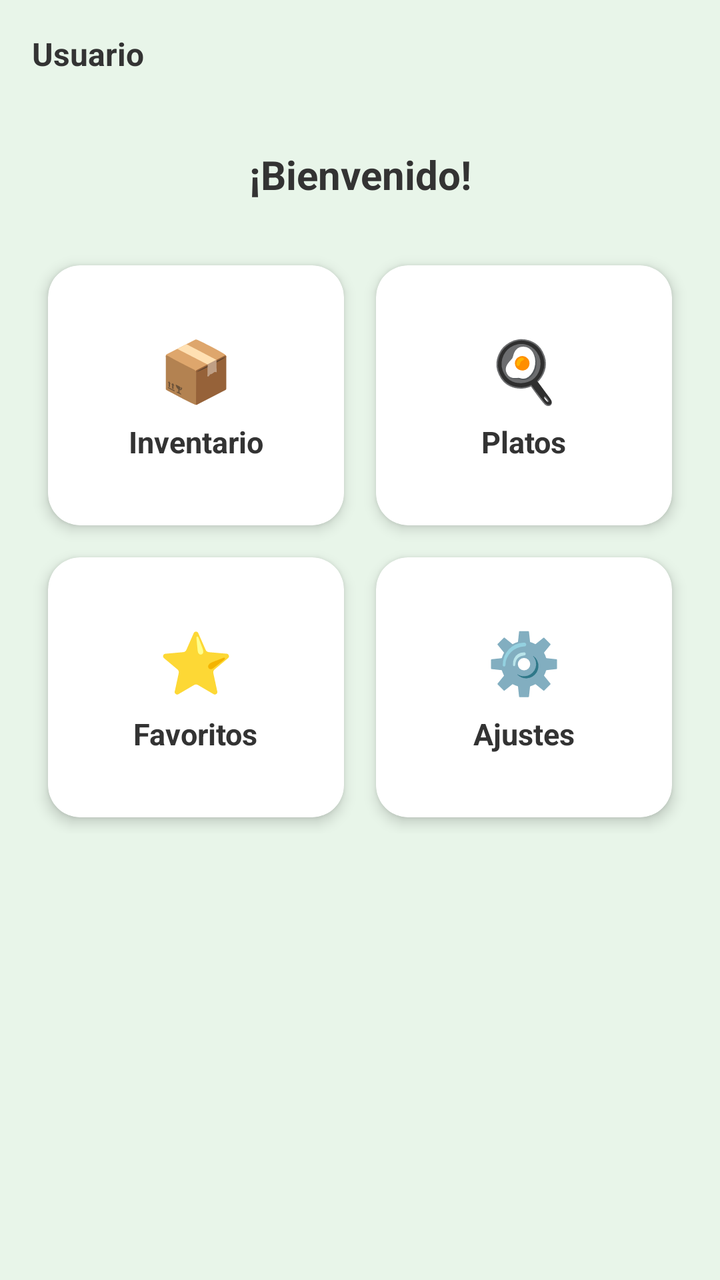
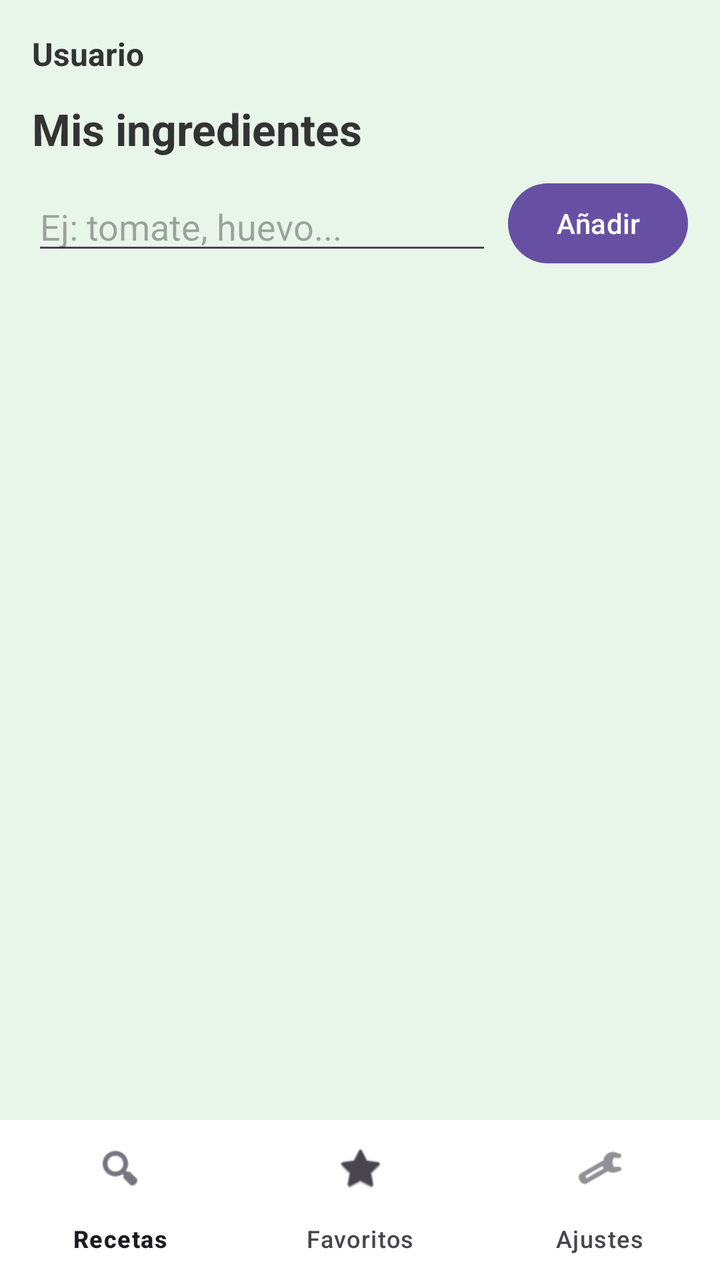

Screens rendered from an Android XML layout before and after an edit, with the pre-edit source and the edit as a unified diff.
<!-- AndroidManifest.xml: application theme Theme.Firebase_Angelma67 -->
<!-- res/layout/activity_main.xml -->
<?xml version="1.0" encoding="utf-8"?>
<androidx.constraintlayout.widget.ConstraintLayout xmlns:android="http://schemas.android.com/apk/res/android"
    xmlns:app="http://schemas.android.com/apk/res-auto"
    xmlns:tools="http://schemas.android.com/tools"
    android:id="@+id/main"
    android:layout_width="match_parent"
    android:layout_height="match_parent"
    android:background="#E8F5E9"
    android:padding="16dp"
    tools:context=".MainActivity">

    
    <TextView
        android:id="@+id/tvNombreUsuario"
        android:layout_width="wrap_content"
        android:layout_height="wrap_content"
        android:text="Usuario"
        android:textColor="#333333"
        android:textSize="16sp"
        android:textStyle="bold"
        app:layout_constraintStart_toStartOf="parent"
        app:layout_constraintTop_toTopOf="parent" />

    
    <TextView
        android:id="@+id/tvTitulo"
        android:layout_width="wrap_content"
        android:layout_height="wrap_content"
        android:layout_marginTop="36dp"
        android:text="¡Bienvenido!"
        android:textColor="#333333"
        android:textSize="20sp"
        android:textStyle="bold"
        app:layout_constraintEnd_toEndOf="parent"
        app:layout_constraintStart_toStartOf="parent"
        app:layout_constraintTop_toBottomOf="@id/tvNombreUsuario" />

    
    <GridLayout
        android:layout_width="0dp"
        android:layout_height="wrap_content"
        android:layout_marginTop="24dp"
        android:columnCount="2"
        android:rowCount="2"
        app:layout_constraintEnd_toEndOf="parent"
        app:layout_constraintStart_toStartOf="parent"
        app:layout_constraintTop_toBottomOf="@id/tvTitulo">

        
        <androidx.cardview.widget.CardView
            android:id="@+id/cardInventario"
            android:layout_width="0dp"
            android:layout_height="130dp"
            android:layout_rowWeight="1"
            android:layout_columnWeight="1"
            android:layout_margin="8dp"
            android:clickable="true"
            android:focusable="true"
            android:foreground="?attr/selectableItemBackground"
            app:cardCornerRadius="16dp"
            app:cardElevation="4dp">

            <LinearLayout
                android:layout_width="match_parent"
                android:layout_height="match_parent"
                android:gravity="center"
                android:orientation="vertical"
                android:padding="12dp">

                <TextView
                    android:layout_width="wrap_content"
                    android:layout_height="wrap_content"
                    android:text="📦"
                    android:textSize="30sp" />

                <TextView
                    android:layout_width="wrap_content"
                    android:layout_height="wrap_content"
                    android:layout_marginTop="6dp"
                    android:text="Inventario"
                    android:textColor="#333333"
                    android:textSize="15sp"
                    android:textStyle="bold" />
            </LinearLayout>
        </androidx.cardview.widget.CardView>

        
        <androidx.cardview.widget.CardView
            android:id="@+id/cardPlatos"
            android:layout_width="0dp"
            android:layout_height="130dp"
            android:layout_rowWeight="1"
            android:layout_columnWeight="1"
            android:layout_margin="8dp"
            android:clickable="true"
            android:focusable="true"
            android:foreground="?attr/selectableItemBackground"
            app:cardCornerRadius="16dp"
            app:cardElevation="4dp">

            <LinearLayout
                android:layout_width="match_parent"
                android:layout_height="match_parent"
                android:gravity="center"
                android:orientation="vertical"
                android:padding="12dp">

                <TextView
                    android:layout_width="wrap_content"
                    android:layout_height="wrap_content"
                    android:text="🍳"
                    android:textSize="30sp" />

                <TextView
                    android:layout_width="wrap_content"
                    android:layout_height="wrap_content"
                    android:layout_marginTop="6dp"
                    android:text="Platos"
                    android:textColor="#333333"
                    android:textSize="15sp"
                    android:textStyle="bold" />
            </LinearLayout>
        </androidx.cardview.widget.CardView>

        
        <androidx.cardview.widget.CardView
            android:id="@+id/cardFavoritos"
            android:layout_width="0dp"
            android:layout_height="130dp"
            android:layout_rowWeight="1"
            android:layout_columnWeight="1"
            android:layout_margin="8dp"
            android:clickable="true"
            android:focusable="true"
            android:foreground="?attr/selectableItemBackground"
            app:cardCornerRadius="16dp"
            app:cardElevation="4dp">

            <LinearLayout
                android:layout_width="match_parent"
                android:layout_height="match_parent"
                android:gravity="center"
                android:orientation="vertical"
                android:padding="12dp">

                <TextView
                    android:layout_width="wrap_content"
                    android:layout_height="wrap_content"
                    android:text="⭐"
                    android:textSize="30sp" />

                <TextView
                    android:layout_width="wrap_content"
                    android:layout_height="wrap_content"
                    android:layout_marginTop="6dp"
                    android:text="Favoritos"
                    android:textColor="#333333"
                    android:textSize="15sp"
                    android:textStyle="bold" />
            </LinearLayout>
        </androidx.cardview.widget.CardView>

        
        <androidx.cardview.widget.CardView
            android:id="@+id/cardPerfil"
            android:layout_width="0dp"
            android:layout_height="130dp"
            android:layout_rowWeight="1"
            android:layout_columnWeight="1"
            android:layout_margin="8dp"
            android:clickable="true"
            android:focusable="true"
            android:foreground="?attr/selectableItemBackground"
            app:cardCornerRadius="16dp"
            app:cardElevation="4dp">

            <LinearLayout
                android:layout_width="match_parent"
                android:layout_height="match_parent"
                android:gravity="center"
                android:orientation="vertical"
                android:padding="12dp">

                <TextView
                    android:layout_width="wrap_content"
                    android:layout_height="wrap_content"
                    android:text="⚙️"
                    android:textSize="30sp" />

                <TextView
                    android:layout_width="wrap_content"
                    android:layout_height="wrap_content"
                    android:layout_marginTop="6dp"
                    android:text="Ajustes"
                    android:textColor="#333333"
                    android:textSize="15sp"
                    android:textStyle="bold" />
            </LinearLayout>
        </androidx.cardview.widget.CardView>

    </GridLayout>

</androidx.constraintlayout.widget.ConstraintLayout>
<!-- resources referenced by this layout -->
<resources>
  <style name="Theme.Firebase_Angelma67" parent="Base.Theme.Firebase_Angelma67" />
  <style name="Base.Theme.Firebase_Angelma67" parent="Theme.Material3.DayNight.NoActionBar">
          
          
      </style>
</resources>

<!-- the commit's change to res/layout/activity_main.xml (unified diff, before → after) -->
@@ -6,14 +6,14 @@
     android:layout_width="match_parent"
     android:layout_height="match_parent"
     android:background="#E8F5E9"
-    android:padding="16dp"
     tools:context=".MainActivity">
 
-    
     <TextView
         android:id="@+id/tvNombreUsuario"
         android:layout_width="wrap_content"
         android:layout_height="wrap_content"
+        android:layout_marginStart="16dp"
+        android:layout_marginTop="16dp"
         android:text="Usuario"
         android:textColor="#333333"
         android:textSize="16sp"
@@ -21,183 +21,61 @@
         app:layout_constraintStart_toStartOf="parent"
         app:layout_constraintTop_toTopOf="parent" />
 
-    
     <TextView
-        android:id="@+id/tvTitulo"
+        android:id="@+id/tvTituloIngredientes"
         android:layout_width="wrap_content"
         android:layout_height="wrap_content"
-        android:layout_marginTop="36dp"
-        android:text="¡Bienvenido!"
+        android:layout_marginStart="16dp"
+        android:layout_marginTop="12dp"
+        android:text="Mis ingredientes"
         android:textColor="#333333"
-        android:textSize="20sp"
+        android:textSize="22sp"
         android:textStyle="bold"
-        app:layout_constraintEnd_toEndOf="parent"
         app:layout_constraintStart_toStartOf="parent"
         app:layout_constraintTop_toBottomOf="@id/tvNombreUsuario" />
 
-    
-    <GridLayout
+    <EditText
+        android:id="@+id/etNuevoIngrediente"
         android:layout_width="0dp"
         android:layout_height="wrap_content"
-        android:layout_marginTop="24dp"
-        android:columnCount="2"
-        android:rowCount="2"
+        android:layout_marginStart="16dp"
+        android:layout_marginTop="12dp"
+        android:layout_marginEnd="8dp"
+        android:hint="Ej: tomate, huevo..."
+        android:inputType="textCapSentences"
+        app:layout_constraintEnd_toStartOf="@id/btnAnadirIngrediente"
+        app:layout_constraintStart_toStartOf="parent"
+        app:layout_constraintTop_toBottomOf="@id/tvTituloIngredientes" />
+
+    <Button
+        android:id="@+id/btnAnadirIngrediente"
+        android:layout_width="wrap_content"
+        android:layout_height="wrap_content"
+        android:layout_marginEnd="16dp"
+        android:text="Añadir"
+        app:layout_constraintBottom_toBottomOf="@id/etNuevoIngrediente"
+        app:layout_constraintEnd_toEndOf="parent"
+        app:layout_constraintTop_toTopOf="@id/etNuevoIngrediente" />
+
+    <ListView
+        android:id="@+id/lvIngredientes"
+        android:layout_width="0dp"
+        android:layout_height="0dp"
+        android:layout_marginTop="12dp"
+        app:layout_constraintBottom_toTopOf="@id/bottomNavigation"
         app:layout_constraintEnd_toEndOf="parent"
         app:layout_constraintStart_toStartOf="parent"
-        app:layout_constraintTop_toBottomOf="@id/tvTitulo">
+        app:layout_constraintTop_toBottomOf="@id/etNuevoIngrediente" />
 
-        
-        <androidx.cardview.widget.CardView
-            android:id="@+id/cardInventario"
-            android:layout_width="0dp"
-            android:layout_height="130dp"
-            android:layout_rowWeight="1"
-            android:layout_columnWeight="1"
-            android:layout_margin="8dp"
-            android:clickable="true"
-            android:focusable="true"
-            android:foreground="?attr/selectableItemBackground"
-            app:cardCornerRadius="16dp"
-            app:cardElevation="4dp">
-
-            <LinearLayout
-                android:layout_width="match_parent"
-                android:layout_height="match_parent"
-                android:gravity="center"
-                android:orientation="vertical"
-                android:padding="12dp">
-
-                <TextView
-                    android:layout_width="wrap_content"
-                    android:layout_height="wrap_content"
-                    android:text="📦"
-                    android:textSize="30sp" />
-
-                <TextView
-                    android:layout_width="wrap_content"
-                    android:layout_height="wrap_content"
-                    android:layout_marginTop="6dp"
-                    android:text="Inventario"
-                    android:textColor="#333333"
-                    android:textSize="15sp"
-                    android:textStyle="bold" />
-            </LinearLayout>
-        </androidx.cardview.widget.CardView>
-
-        
-        <androidx.cardview.widget.CardView
-            android:id="@+id/cardPlatos"
-            android:layout_width="0dp"
-            android:layout_height="130dp"
-            android:layout_rowWeight="1"
-            android:layout_columnWeight="1"
-            android:layout_margin="8dp"
-            android:clickable="true"
-            android:focusable="true"
-            android:foreground="?attr/selectableItemBackground"
-            app:cardCornerRadius="16dp"
-            app:cardElevation="4dp">
-
-            <LinearLayout
-                android:layout_width="match_parent"
-                android:layout_height="match_parent"
-                android:gravity="center"
-                android:orientation="vertical"
-                android:padding="12dp">
-
-                <TextView
-                    android:layout_width="wrap_content"
-                    android:layout_height="wrap_content"
-                    android:text="🍳"
-                    android:textSize="30sp" />
-
-                <TextView
-                    android:layout_width="wrap_content"
-                    android:layout_height="wrap_content"
-                    android:layout_marginTop="6dp"
-                    android:text="Platos"
-                    android:textColor="#333333"
-                    android:textSize="15sp"
-                    android:textStyle="bold" />
-            </LinearLayout>
-        </androidx.cardview.widget.CardView>
-
-        
-        <androidx.cardview.widget.CardView
-            android:id="@+id/cardFavoritos"
-            android:layout_width="0dp"
-            android:layout_height="130dp"
-            android:layout_rowWeight="1"
-            android:layout_columnWeight="1"
-            android:layout_margin="8dp"
-            android:clickable="true"
-            android:focusable="true"
-            android:foreground="?attr/selectableItemBackground"
-            app:cardCornerRadius="16dp"
-            app:cardElevation="4dp">
-
-            <LinearLayout
-                android:layout_width="match_parent"
-                android:layout_height="match_parent"
-                android:gravity="center"
-                android:orientation="vertical"
-                android:padding="12dp">
-
-                <TextView
-                    android:layout_width="wrap_content"
-                    android:layout_height="wrap_content"
-                    android:text="⭐"
-                    android:textSize="30sp" />
-
-                <TextView
-                    android:layout_width="wrap_content"
-                    android:layout_height="wrap_content"
-                    android:layout_marginTop="6dp"
-                    android:text="Favoritos"
-                    android:textColor="#333333"
-                    android:textSize="15sp"
-                    android:textStyle="bold" />
-            </LinearLayout>
-        </androidx.cardview.widget.CardView>
-
-        
-        <androidx.cardview.widget.CardView
-            android:id="@+id/cardPerfil"
-            android:layout_width="0dp"
-            android:layout_height="130dp"
-            android:layout_rowWeight="1"
-            android:layout_columnWeight="1"
-            android:layout_margin="8dp"
-            android:clickable="true"
-            android:focusable="true"
-            android:foreground="?attr/selectableItemBackground"
-            app:cardCornerRadius="16dp"
-            app:cardElevation="4dp">
-
-            <LinearLayout
-                android:layout_width="match_parent"
-                android:layout_height="match_parent"
-                android:gravity="center"
-                android:orientation="vertical"
-                android:padding="12dp">
-
-                <TextView
-                    android:layout_width="wrap_content"
-                    android:layout_height="wrap_content"
-                    android:text="⚙️"
-                    android:textSize="30sp" />
-
-                <TextView
-                    android:layout_width="wrap_content"
-                    android:layout_height="wrap_content"
-                    android:layout_marginTop="6dp"
-                    android:text="Ajustes"
-                    android:textColor="#333333"
-                    android:textSize="15sp"
-                    android:textStyle="bold" />
-            </LinearLayout>
-        </androidx.cardview.widget.CardView>
-
-    </GridLayout>
+    <com.google.android.material.bottomnavigation.BottomNavigationView
+        android:id="@+id/bottomNavigation"
+        android:layout_width="0dp"
+        android:layout_height="wrap_content"
+        android:background="#FFFFFF"
+        app:labelVisibilityMode="labeled"
+        app:layout_constraintBottom_toBottomOf="parent"
+        app:layout_constraintEnd_toEndOf="parent"
+        app:layout_constraintStart_toStartOf="parent"
+        app:menu="@menu/menu_bottom" />
 
 </androidx.constraintlayout.widget.ConstraintLayout>
